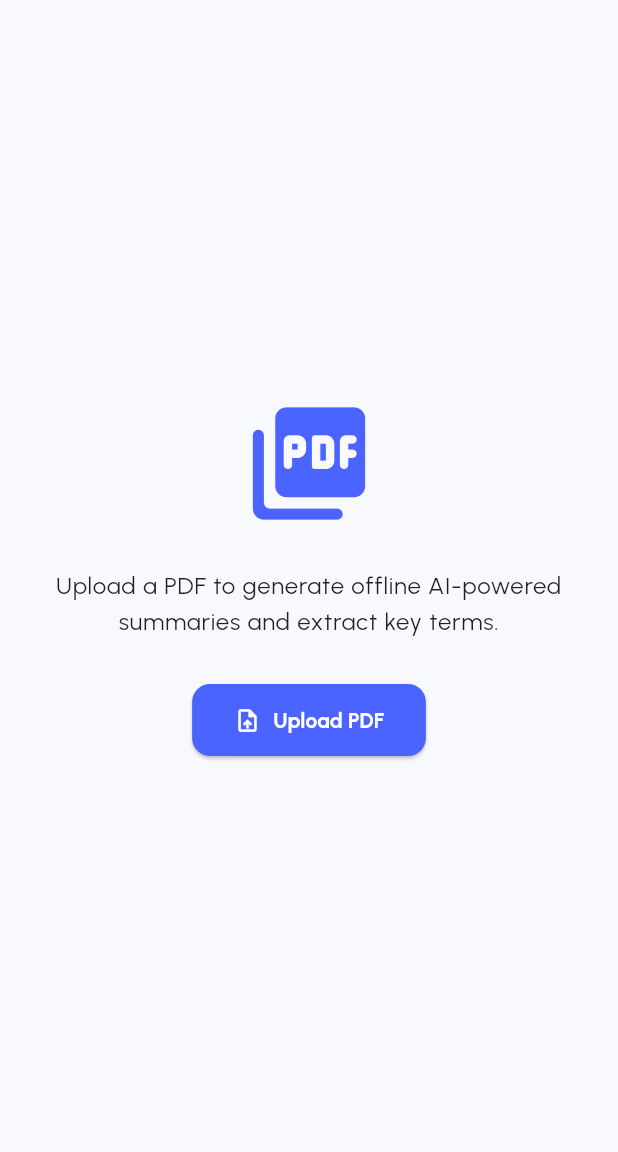
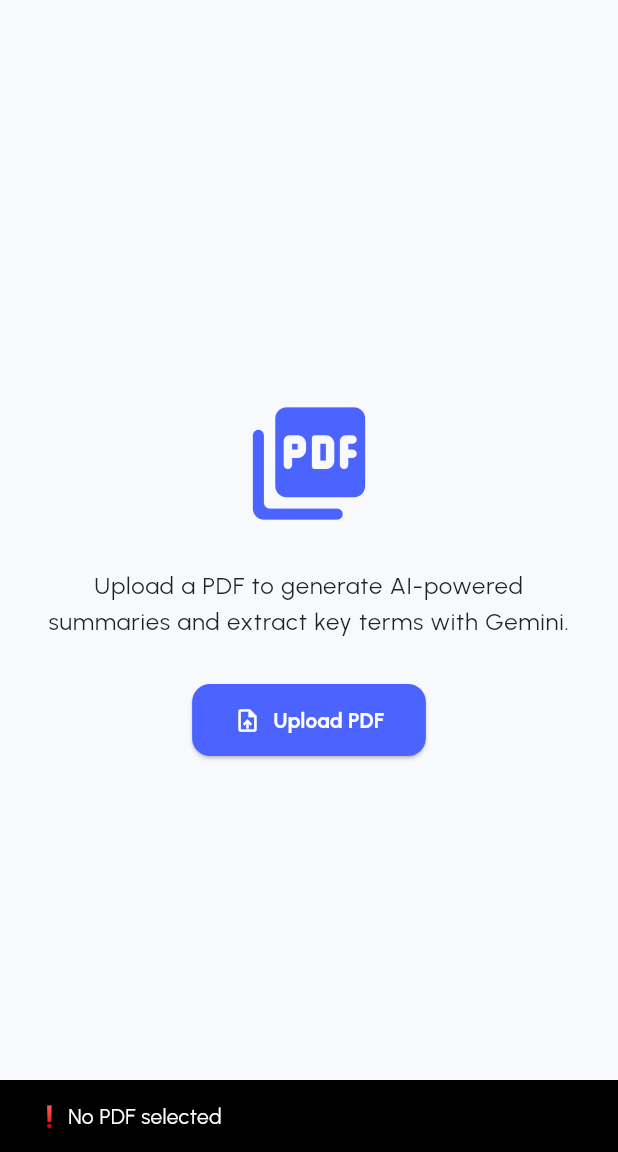
Before and after one commit to rly09/pdf_brain, a Flutter app: the screen it shows after launch, after a tap on "Upload PDF", on a phone screen of 412 x 824 dp, the part 84-1236 px from its top. Run offline on Flutter 3.47's test engine with Material 3 defaults, Android fonts, the light colour scheme and no system bars; our stand-ins replace file_picker, flutter_dotenv, flutter_tts, google_fonts, google_generative_ai, share_plus; missing offline and left inert: syncfusion_flutter_pdf.

Commit message:
adding gemini in it

```diff
--- a/lib/features/upload/upload_screen.dart
+++ b/lib/features/upload/upload_screen.dart
@@ -2,8 +2,8 @@ import 'dart:typed_data';
 import 'package:file_picker/file_picker.dart';
 import 'package:flutter/material.dart';
 import 'package:syncfusion_flutter_pdf/pdf.dart';
-import '../../local_ai_service.dart';
 import '../../screens/result_screen.dart';
+import '../../services/gemini_service.dart';
 
 class UploadScreen extends StatefulWidget {
   const UploadScreen({Key? key}) : super(key: key);
@@ -13,10 +13,10 @@ class UploadScreen extends StatefulWidget {
 }
 
 class _UploadScreenState extends State<UploadScreen> {
-  bool isLoading = false;
+  final ValueNotifier<bool> isLoading = ValueNotifier(false);
 
   Future<void> pickAndExtractText() async {
-    setState(() => isLoading = true);
+    isLoading.value = true;
 
     try {
       final result = await FilePicker.platform.pickFiles(
@@ -26,32 +26,45 @@ class _UploadScreenState extends State<UploadScreen> {
       );
 
       if (result == null || result.files.first.bytes == null) {
-        setState(() => isLoading = false);
+        showSnackBar('❗ No PDF selected');
+        isLoading.value = false;
         return;
       }
 
-      Uint8List fileBytes = result.files.first.bytes!;
+      final Uint8List fileBytes = result.files.first.bytes!;
       final PdfDocument document = PdfDocument(inputBytes: fileBytes);
-      String extractedText = PdfTextExtractor(document).extractText();
+      final String extractedText = PdfTextExtractor(document).extractText();
       document.dispose();
 
-      setState(() => isLoading = false);
-
       if (extractedText.trim().isEmpty) {
-        ScaffoldMessenger.of(context).showSnackBar(
-          const SnackBar(content: Text('⚠️ No text found in PDF')),
-        );
+        showSnackBar('⚠️ No text found in the PDF');
+        isLoading.value = false;
         return;
       }
 
-      final summaryPoints =
-      LocalAIService.summarize(extractedText, maxSentences: 5)
-          .split('. ')
-          .map((s) => s.trim() + '.')
-          .where((s) => s.length > 30)
+      String summaryRaw = '';
+      List<String> keywords = [];
+
+      try {
+        summaryRaw = await GeminiService.summarizeText(extractedText);
+        keywords = await GeminiService.extractKeywords(extractedText);
+      } catch (geminiError) {
+        showSnackBar("⚠️ Gemini Error: ${geminiError.toString()}");
+        isLoading.value = false;
+        return;
+      }
+
+      final summaryPoints = summaryRaw
+          .split(RegExp(r'[-•\n]'))
+          .map((s) => s.trim())
+          .where((s) => s.isNotEmpty && s.length > 30)
           .toList();
 
-      final keywords = LocalAIService.extractKeywords(extractedText);
+      if (summaryPoints.isEmpty) {
+        summaryPoints.add('⚠️ Gemini returned no meaningful summary.');
+      }
+
+      isLoading.value = false;
 
       Navigator.push(
         context,
@@ -63,17 +76,24 @@ class _UploadScreenState extends State<UploadScreen> {
         ),
       );
     } catch (e) {
-      setState(() => isLoading = false);
-      ScaffoldMessenger.of(context).showSnackBar(
-        SnackBar(content: Text("❌ Error: ${e.toString()}")),
-      );
+      showSnackBar("❌ Unexpected Error: ${e.toString()}");
+      isLoading.value = false;
     }
+  }
+
+  void showSnackBar(String message) {
+    ScaffoldMessenger.of(context).showSnackBar(SnackBar(content: Text(message)));
+  }
+
+  @override
+  void dispose() {
+    isLoading.dispose();
+    super.dispose();
   }
 
   @override
   Widget build(BuildContext context) {
     final theme = Theme.of(context);
-    final isDark = theme.brightness == Brightness.dark;
 
     return Scaffold(
       appBar: AppBar(
@@ -81,9 +101,14 @@ class _UploadScreenState extends State<UploadScreen> {
         centerTitle: true,
       ),
       body: Center(
-        child: isLoading
-            ? const CircularProgressIndicator()
-            : Column(
+        child: ValueListenableBuilder<bool>(
+          valueListenable: isLoading,
+          builder: (context, loading, _) {
+            if (loading) {
+              return const CircularProgressIndicator();
+            }
+
+            return Column(
               mainAxisAlignment: MainAxisAlignment.center,
               children: [
                 Icon(
@@ -95,7 +120,7 @@ class _UploadScreenState extends State<UploadScreen> {
                 Padding(
                   padding: const EdgeInsets.symmetric(horizontal: 32.0),
                   child: Text(
-                "Upload a PDF to generate offline AI-powered summaries and extract key terms.",
+                    "Upload a PDF to generate AI-powered summaries and extract key terms with Gemini.",
                     textAlign: TextAlign.center,
                     style: theme.textTheme.bodyLarge,
                   ),
@@ -103,7 +128,7 @@ class _UploadScreenState extends State<UploadScreen> {
                 const SizedBox(height: 30),
                 ElevatedButton.icon(
                   onPressed: pickAndExtractText,
-              icon: const Icon(Icons.upload_file,color: Colors.white,),
+                  icon: const Icon(Icons.upload_file, color: Colors.white),
                   label: const Text("Upload PDF"),
                   style: ElevatedButton.styleFrom(
                     padding: const EdgeInsets.symmetric(
@@ -114,6 +139,8 @@ class _UploadScreenState extends State<UploadScreen> {
                   ),
                 ),
               ],
+            );
+          },
         ),
       ),
     );
--- a/lib/main.dart
+++ b/lib/main.dart
@@ -1,8 +1,15 @@
 import 'package:flutter/material.dart';
+import 'package:flutter_dotenv/flutter_dotenv.dart';
+
 import 'core/theme.dart';
 import 'features/upload/upload_screen.dart';
 
-void main() {
+Future<void> main() async {
+  WidgetsFlutterBinding.ensureInitialized();
+
+  // Load environment variables from .env file
+  await dotenv.load(fileName: ".env");
+
   runApp(const MyApp());
 }
 
--- a/pubspec.yaml
+++ b/pubspec.yaml
@@ -17,6 +17,8 @@ dependencies:
   share_plus: ^11.0.0
   google_fonts: ^6.2.1
   flutter_tts: ^4.2.3
+  flutter_dotenv: ^5.2.1
+  google_generative_ai: ^0.4.7
 
 dev_dependencies:
   flutter_test:
@@ -31,6 +33,7 @@ flutter:
   assets:
     - assets/icon.png
     - assets/icons/brain_icon.png
+    - .env
 
 flutter_icons:
   android: true
```
Also changed, not shown: lib/screens/result_screen.dart (+115 -107 lines), lib/services/gemini_service.dart (added, +57 -0 lines), lib/widgets/ask_brain.dart (+8 -19 lines), pubspec.lock. Lines whose indentation alone changed are shown as unchanged.
